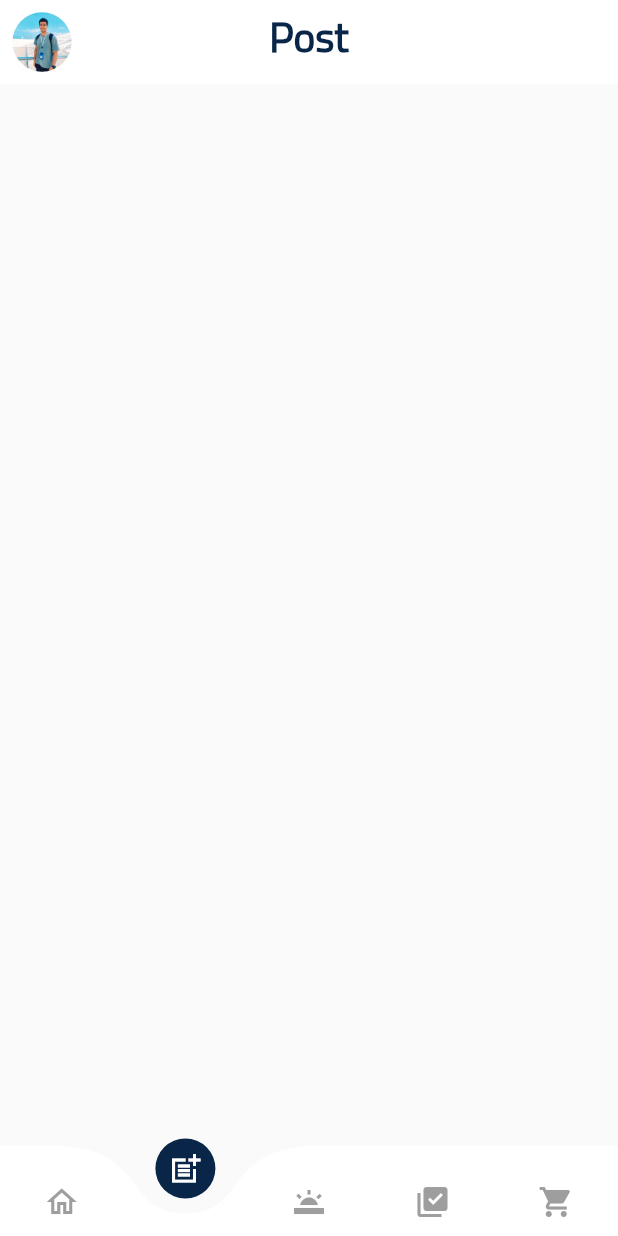
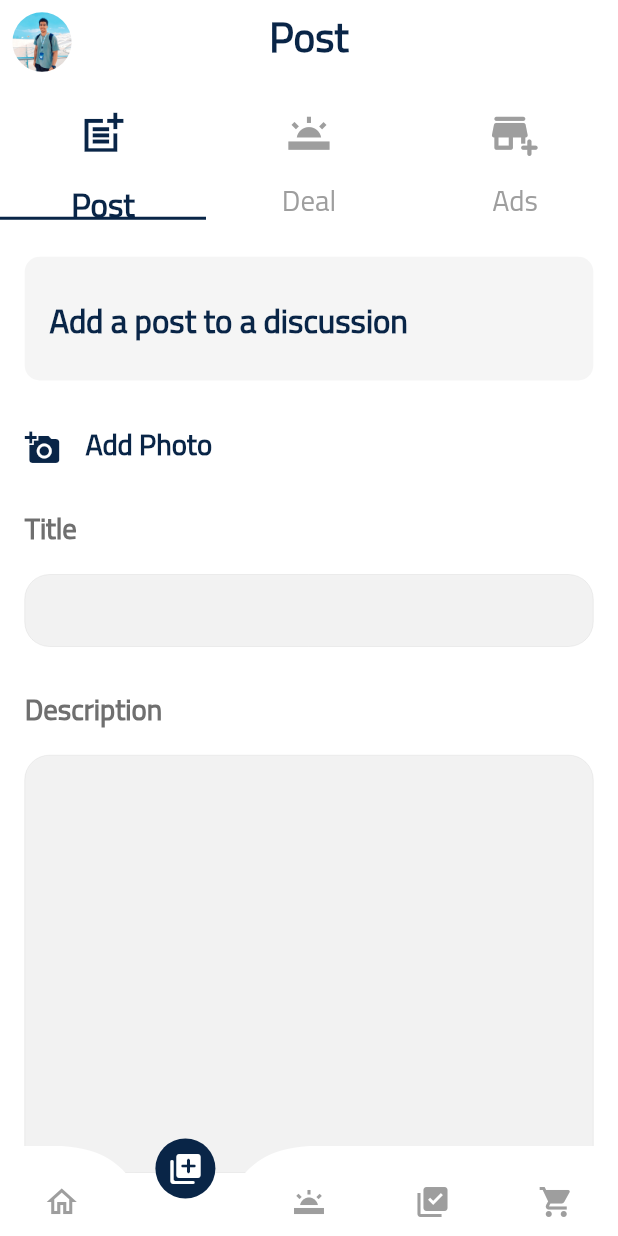
Before and after one commit to abdelrahmanyasser65/inovest, a Flutter app: the screen it shows after launch, item 2 of the bottom bar chosen, on a phone screen of 412 x 824 dp. Run offline on Flutter 3.47's test engine with Material 2 defaults, Android fonts, the light colour scheme and no system bars; drawn by our look-alikes of curved_navigation_bar; our stand-ins replace flutter_bloc, hexcolor, sizer, smooth_page_indicator.

Commit message:
24/2=>abdo

```diff
--- a/lib/data/models/layout_model.dart
+++ b/lib/data/models/layout_model.dart
@@ -22,7 +22,7 @@ final List titles=[
 ];
 final List icons=[
   Icons.home_outlined,
-  Icons.post_add_sharp,
+  Icons.add_to_photos_rounded,
   Icons.wb_twighlight,
   Icons.library_add_check,
   Icons.shopping_cart
--- a/lib/persentation/resources/colors.dart
+++ b/lib/persentation/resources/colors.dart
@@ -6,6 +6,7 @@ class ColorManager {
   static Color secondPrimary = HexColor("#00C569");
   static Color textColor1 = HexColor("#C1C7D0");
   static Color textColor2 = HexColor("#172B4D");
+  static Color textColor=HexColor("#6F6F6F");
   static Color black = Colors.black;
   static Color white = Colors.white;
   static Color grey = Colors.grey;
--- a/lib/persentation/resources/strings.dart
+++ b/lib/persentation/resources/strings.dart
@@ -31,7 +31,7 @@ class Strings{
   static const fullName="Full Name";
   static const phoneNumber="Phone Number";
   //titles
-  static const feed ="Discussion Forums";
+  static const feed ="Discussion";
   static const post ="Post";
   static const inovest="Inovest";
   static const deals="Deals";
@@ -71,6 +71,49 @@ class Strings{
   static const proD1="Tag heuer";
   static const proD2="Bang and Olufsen";
 
+  //posts
+  static const addPost="Add a post to a discussion";
+  static const addDeal="Add a deal now";
+  static const addAds="Add ads now through the App";
+  static const title="Title";
+  static const description="Description";
+  static const addPhoto="Add Photo";
+  static const addPhotoP="Add a product photo";
+  static const proName="Product Name";
+  static const price ="price";
+  static const phone="phone Num";
+  static const hintPhone="Enter Your phone number";
+  static const hintEmail="Enter Your Email";
+  static const hintPrice="Enter the product price";
+  static const hintName="Enter your full name";
+  static const id="National ID";
+  static const hintId="Enter your National ID";
+  static const companyName="Company Name";
+  static const hintNameC="Enter your Company name";
+  static const industry="Your industry";
+  static const hintIndustry="Enter your company's industry";
+  static const financialS="Financial Statements";
+  static const hintFinancial="Enter your company's financial statement";
+  static const workPlan="workplan";
+  static const hintWorkPlan="Enter Your workplan";
+  static const marketingPlan="Marketing Plan";
+  static const hintMPlan="Enter your  marketing plan";
+  static const investPlan="Investment Plan";
+  static const hintInvest="Enter your investment plan";
+  static const offerD="Offer Details";
+  static const hintOffer="Enter your offer details";
+  static const finaValue="Financing value";
+  static const hintFianc="Enter the financing amount you want";
+  static const investRatio="Investment Ratio";
+  static const hintRatio="Enter the investment percentage";
+  static const addComment="Add Comment";
+  static const nationalIdP="Add Your National Id photo";
+  static const logoP="Add your company Logo";
+  static const commReg="Add your company's commercial register";
+  static const taxRep="Add company tax reports";
+  static const operatingPer="Add Company Operating permits";
+  static const legalD="Add company legal Documents";
+  static const legalType="(Company contracts, licenses, intellectual property rights and other contracts)";
 
 
 }
--- a/lib/persentation/screens/layout/added_screen.dart
+++ b/lib/persentation/screens/layout/added_screen.dart
@@ -1,4 +1,10 @@
 import 'package:flutter/material.dart';
+import 'package:inovest/persentation/resources/colors.dart';
+import 'package:inovest/persentation/resources/fonts.dart';
+import 'package:inovest/persentation/resources/values.dart';
+import 'package:inovest/persentation/widget/layout/post_tab_bar/sec_tab_bar.dart';
+import 'package:inovest/persentation/widget/layout/post_tab_bar/thir_tab_bar.dart';
+import '../../widget/layout/post_tab_bar/first_tab_bar.dart';
 class AddedScreen extends StatefulWidget {
   const AddedScreen({Key? key}) : super(key: key);
 
@@ -7,8 +13,45 @@ class AddedScreen extends StatefulWidget {
 }
 
 class _AddedScreenState extends State<AddedScreen> {
-  @override
+ @override
   Widget build(BuildContext context) {
-    return Container();
+    return DefaultTabController(
+      length: 3,
+      child: Scaffold(
+        backgroundColor: ColorManager.white,
+        appBar: AppBar(
+          elevation: 0,
+          toolbarHeight: HeightSized.s2,
+          backgroundColor: ColorManager.white,
+         bottom: TabBar(
+           indicatorColor: ColorManager.primary,
+           labelColor: ColorManager.primary,
+           unselectedLabelColor: ColorManager.grey,
+           labelStyle: TextStyle(
+             fontSize: FontSized.fs16,
+             fontWeight: FontWeightManager.semiBold,
+           ),
+           unselectedLabelStyle: TextStyle(
+             fontSize: FontSized.fs14,
+             fontWeight: FontWeightManager.medium,
+           ),
+           tabs: [
+            Tab(icon: Icon(Icons.post_add_sharp,size: HeightSized.s4,),text: 'Post',),
+            Tab(icon: Icon(Icons.wb_twighlight,size: HeightSized.s4,),text: 'Deal',),
+            Tab(icon: Icon(Icons.add_business_rounded,size: HeightSized.s4,),text: 'Ads',),
+           ],
+         ),
+        ),
+
+        body: TabBarView(
+          physics:const BouncingScrollPhysics(),
+          children: [
+            FirstTabBar(),
+            ThirdTabBar(),
+            SecondTabBar(),
+          ],
+        ),
+      ),
+    );
   }
 }
--- a/lib/persentation/widget/auth/default_textform.dart
+++ b/lib/persentation/widget/auth/default_textform.dart
@@ -3,12 +3,15 @@ import 'package:inovest/persentation/resources/colors.dart';
 import 'package:inovest/persentation/resources/values.dart';
 class DefaultTextFormFiled extends StatelessWidget {
   const DefaultTextFormFiled({Key? key, required this.controller, required this.textInputType, required this.obscureText,
-    required this.prefixIcon, this.hint=''}) : super(key: key);
+     this.prefixIcon, this.hint='',this.maxLines,
+    this.isIcon=true}) : super(key: key);
   final TextEditingController controller;
   final TextInputType textInputType;
   final bool obscureText;
-  final IconData prefixIcon;
+  final IconData ?prefixIcon;
   final String hint;
+  final int ?maxLines;
+  final bool isIcon;
 
   @override
   Widget build(BuildContext context) {
@@ -22,11 +25,11 @@ class DefaultTextFormFiled extends StatelessWidget {
         controller:controller,
         keyboardType: textInputType,
         cursorColor: Colors.grey,
-        obscureText: obscureText,
+        obscureText: obscureText,maxLines: maxLines,
         decoration: InputDecoration(
 
-          prefixIcon: Icon(prefixIcon,
-            color: ColorManager.primary,),
+          prefixIcon:isIcon? Icon(prefixIcon,
+            color: ColorManager.primary,):null,
           // suffixIcon: controller.text.isNotEmpty?
           // Icon(Icons.verified_outlined,color: ColorManager.primary,)
           //     :null,
--- /dev/null
+++ b/lib/persentation/widget/layout/post_tab_bar/first_tab_bar.dart
@@ -0,0 +1,74 @@
+import 'package:flutter/material.dart';
+import 'package:inovest/persentation/resources/colors.dart';
+import 'package:inovest/persentation/resources/fonts.dart';
+import 'package:inovest/persentation/resources/strings.dart';
+import 'package:inovest/persentation/resources/values.dart';
+import 'package:inovest/persentation/widget/auth/default_textform.dart';
+import 'package:inovest/persentation/widget/default_button.dart';
+import 'package:inovest/persentation/widget/default_text.dart';
+import 'package:inovest/persentation/widget/layout/type_adds.dart';
+class FirstTabBar extends StatelessWidget {
+   FirstTabBar({Key? key}) : super(key: key);
+  final TextEditingController titleController=TextEditingController();
+  final TextEditingController descriptionController=TextEditingController();
+  @override
+  Widget build(BuildContext context) {
+    return ListView(
+      physics:const BouncingScrollPhysics(),
+      padding: EdgeInsets.only(
+          right: HeightSized.s2,
+          left: HeightSized.s2,
+          bottom: HeightSized.s12
+      ),
+      children: [
+        const  TypeAdds(text: Strings.addPost),
+        InkWell(
+          onTap: (){
+            //image picker
+          },
+          child: Row(
+            crossAxisAlignment: CrossAxisAlignment.end,
+            children: [
+              Icon(Icons.add_a_photo,color: ColorManager.primary,),
+              SizedBox(width: HeightSized.s2,),
+              DefaultText(text:Strings.addPhoto,
+                  color: ColorManager.primary,
+                  fontSize: FontSized.fs14,
+                  fontWeight: FontWeightManager.semiBold)
+            ],
+          ),
+        ),
+        SizedBox(height: HeightSized.s4,),
+        DefaultText(
+            text: Strings.title,
+            color: ColorManager.textColor,
+            fontSize: FontSized.fs14,
+            fontWeight: FontWeightManager.semiBold),
+        DefaultTextFormFiled(
+          controller: titleController,
+          textInputType: TextInputType.text,
+          obscureText: false,
+        ),
+        SizedBox(height: HeightSized.s2,),
+        DefaultText(
+            text: Strings.description,
+            color: ColorManager.textColor,
+            fontSize: FontSized.fs14,
+            fontWeight: FontWeightManager.semiBold),
+        DefaultTextFormFiled(
+          controller: descriptionController,
+          textInputType: TextInputType.text,
+          obscureText: false,
+          maxLines: 9,
+        ),
+        SizedBox(height: HeightSized.s2,),
+        DefaultButton(
+          onPressed: () {
+            //add post
+          }, text:Strings.post,
+          color: ColorManager.primary,
+        ),
+      ],
+    );
+  }
+}
--- /dev/null
+++ b/lib/persentation/widget/layout/type_adds.dart
@@ -0,0 +1,32 @@
+import 'package:flutter/material.dart';
+import 'package:inovest/persentation/resources/colors.dart';
+import 'package:inovest/persentation/resources/fonts.dart';
+import 'package:inovest/persentation/resources/values.dart';
+import 'package:inovest/persentation/widget/default_text.dart';
+class TypeAdds extends StatelessWidget {
+  const TypeAdds({Key? key, required this.text}) : super(key: key);
+final String text;
+  @override
+  Widget build(BuildContext context) {
+    return Container(
+      width: double.infinity,
+      height: HeightSized.s10,
+      decoration: BoxDecoration(
+        color: ColorManager.black.withOpacity(0.04),
+        borderRadius: BorderRadius.circular(10),
+      ),
+      margin: EdgeInsets.only(
+        top: HeightSized.s3,
+        bottom: HeightSized.s4
+      ),
+      padding: EdgeInsets.symmetric(
+          horizontal: HeightSized.s2,
+          vertical: HeightSized.s4
+      ),
+      child: DefaultText(text:text,
+          color: ColorManager.primary,
+          fontSize: FontSized.fs16,
+          fontWeight: FontWeightManager.semiBold),
+    );
+  }
+}
```
Also changed, not shown: lib/persentation/widget/layout/post_tab_bar/sec_tab_bar.dart (added, +122 -0 lines), lib/persentation/widget/layout/post_tab_bar/thir_tab_bar.dart (added, +352 -0 lines).
